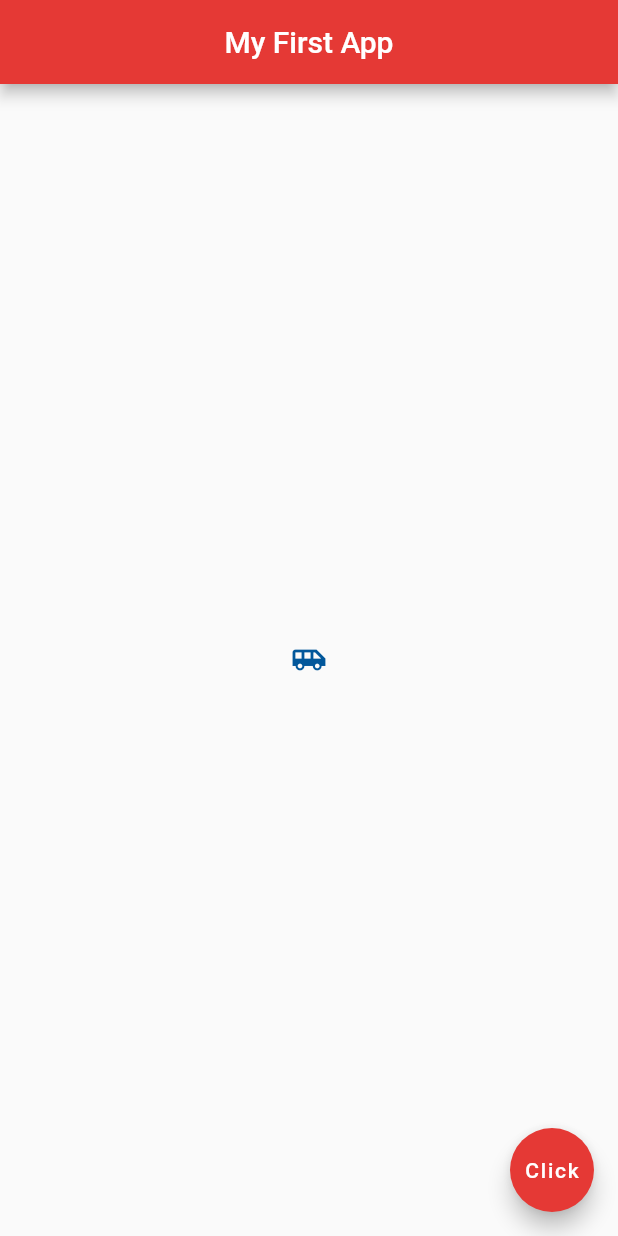
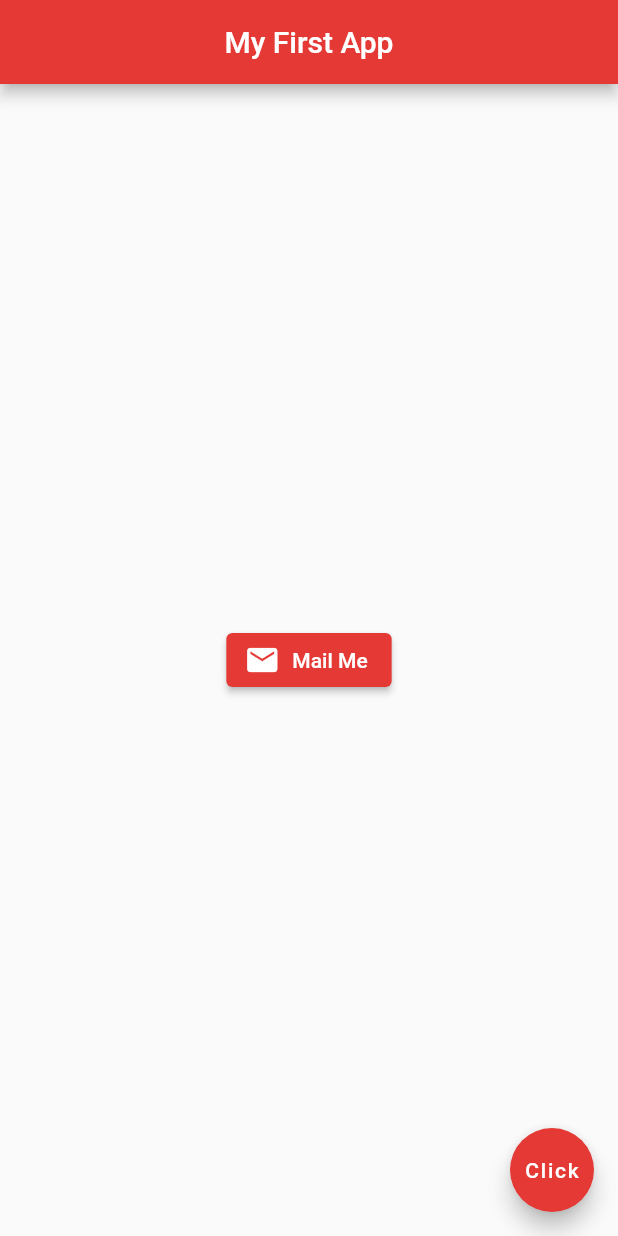
Before and after one commit to bodoganabel/flutter_first_test, a Flutter app: the screen it shows after launch, on a phone screen of 412 x 824 dp. Run offline on Flutter 3.47's test engine with Material 2 defaults, Android fonts, the light colour scheme and no system bars.

Commit message:
Elevated Button

```diff
--- a/lib/main.dart
+++ b/lib/main.dart
@@ -2,8 +2,7 @@ import 'package:flutter/material.dart';
 
 void main() => runApp(MaterialApp(
       home: Home(),
-  ));
-
+    ));
 
 class Home extends StatelessWidget {
   @override
@@ -15,11 +14,17 @@ class Home extends StatelessWidget {
         backgroundColor: Colors.red[600],
       ),
       body: Center(
-        child: Icon(
-          Icons.airport_shuttle,
-          color: Colors.lightBlue[900],
-        )
-      ),
+          child: ElevatedButton.icon(
+        onPressed: () {},
+        icon: Icon(
+          Icons.mail,
+        ),
+        label: Text('Mail Me'),
+        style: ElevatedButton.styleFrom(
+          primary: Colors.red[600], // background
+          onPrimary: Colors.white, // foreground
+        ),
+      )),
       floatingActionButton: FloatingActionButton(
         child: Text("Click"),
         onPressed: () {},
```
